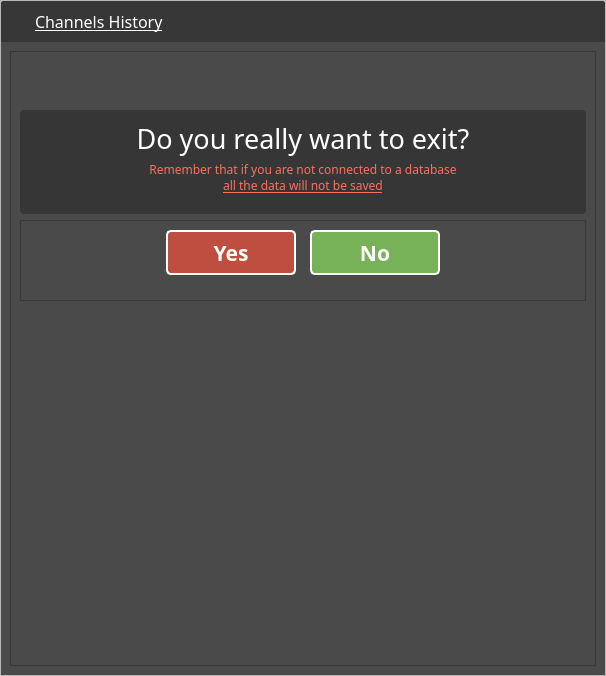
Old version of the form widget/db_history_channel/db_history_channel_ui.ui in the repository T4M1Z/GUI-PyQT5-Youtub3r_Scrap3r.
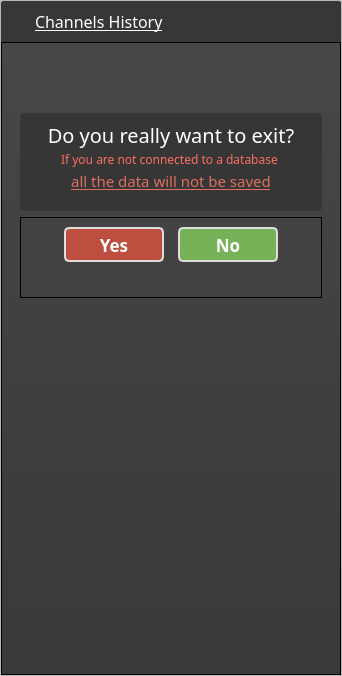
New version of the form. The open tabs and pages were chosen to show the change. Icons and pictures are not drawn.

Commit message: database_interaction_insert_delete

Diff of the .ui file:
```diff
--- a/widget/db_history_channel/db_history_channel_ui.ui
+++ b/widget/db_history_channel/db_history_channel_ui.ui
@@ -6,7 +6,7 @@
    <rect>
     <x>0</x>
     <y>0</y>
-    <width>606</width>
+    <width>342</width>
     <height>676</height>
    </rect>
   </property>
@@ -71,7 +71,7 @@
         <property name="frameShadow">
          <enum>QFrame::Raised</enum>
         </property>
-        <layout class="QHBoxLayout" name="horizontalLayout" stretch="0,1,0,0">
+        <layout class="QHBoxLayout" name="horizontalLayout" stretch="0,1,0,0,0">
          <property name="spacing">
           <number>6</number>
          </property>
@@ -125,13 +125,13 @@
           <widget class="QPushButton" name="refresh_db_btn">
            <property name="minimumSize">
             <size>
-             <width>15</width>
+             <width>24</width>
              <height>15</height>
             </size>
            </property>
            <property name="maximumSize">
             <size>
-             <width>15</width>
+             <width>24</width>
              <height>15</height>
             </size>
            </property>
@@ -272,9 +272,34 @@
          </layout>
         </widget>
         <widget class="QWidget" name="page_2">
+         <property name="styleSheet">
+          <string notr="true">QWidget #page_2{
+background-color: qlineargradient(spread:pad, x1:0.512, y1:1, x2:0.511182, y2:0, stop:0 rgba(57, 57, 57, 255), stop:1 rgba(97, 97, 97, 255));
+}</string>
+         </property>
          <layout class="QHBoxLayout" name="horizontalLayout_2">
+          <property name="spacing">
+           <number>0</number>
+          </property>
+          <property name="leftMargin">
+           <number>0</number>
+          </property>
+          <property name="topMargin">
+           <number>0</number>
+          </property>
+          <property name="rightMargin">
+           <number>0</number>
+          </property>
+          <property name="bottomMargin">
+           <number>0</number>
+          </property>
           <item>
            <widget class="QFrame" name="frame">
+            <property name="styleSheet">
+             <string notr="true">QFrame #frame{
+	background-color: qlineargradient(spread:pad, x1:0.512, y1:1, x2:0.511182, y2:0, stop:0 rgba(57, 57, 57, 255), stop:1 rgba(71, 71, 71, 255));
+}</string>
+            </property>
             <property name="frameShape">
              <enum>QFrame::StyledPanel</enum>
             </property>
@@ -282,6 +307,15 @@
              <enum>QFrame::Raised</enum>
             </property>
             <layout class="QVBoxLayout" name="verticalLayout_3">
+             <property name="leftMargin">
+              <number>18</number>
+             </property>
+             <property name="topMargin">
+              <number>9</number>
+             </property>
+             <property name="rightMargin">
+              <number>18</number>
+             </property>
              <item>
               <spacer name="verticalSpacer_2">
                <property name="orientation">
@@ -306,7 +340,7 @@
                <property name="minimumSize">
                 <size>
                  <width>0</width>
-                 <height>104</height>
+                 <height>98</height>
                 </size>
                </property>
                <property name="font">
@@ -326,18 +360,18 @@
                <property name="frameShadow">
                 <enum>QFrame::Raised</enum>
                </property>
-               <layout class="QVBoxLayout" name="verticalLayout_4" stretch="0,0">
+               <layout class="QVBoxLayout" name="verticalLayout_4" stretch="0,0,0">
                 <property name="spacing">
                  <number>0</number>
                 </property>
                 <property name="leftMargin">
-                 <number>0</number>
+                 <number>14</number>
                 </property>
                 <property name="topMargin">
                  <number>6</number>
                 </property>
                 <property name="rightMargin">
-                 <number>0</number>
+                 <number>14</number>
                 </property>
                 <property name="bottomMargin">
                  <number>15</number>
@@ -353,7 +387,7 @@
                   <property name="font">
                    <font>
                     <family>Segoe UI Semibold</family>
-                    <pointsize>20</pointsize>
+                    <pointsize>15</pointsize>
                    </font>
                   </property>
                   <property name="styleSheet">
@@ -385,7 +419,32 @@
                    <string notr="true">color: rgb(253, 111, 96);</string>
                   </property>
                   <property name="text">
-                   <string>&lt;html&gt;&lt;head/&gt;&lt;body&gt;Remember that if you are not connected to a database &lt;span style=&quot; text-decoration: underline;&quot;&gt;&lt;br&gt;all the data will not be saved&lt;/span&gt;&lt;/body&gt;&lt;/html&gt;</string>
+                   <string>&lt;html&gt;&lt;head/&gt;&lt;body&gt;&lt;p&gt;If you are not connected to a database &lt;/p&gt;&lt;/body&gt;&lt;/html&gt;</string>
+                  </property>
+                  <property name="alignment">
+                   <set>Qt::AlignCenter</set>
+                  </property>
+                 </widget>
+                </item>
+                <item>
+                 <widget class="QLabel" name="label_4">
+                  <property name="sizePolicy">
+                   <sizepolicy hsizetype="Preferred" vsizetype="Maximum">
+                    <horstretch>0</horstretch>
+                    <verstretch>0</verstretch>
+                   </sizepolicy>
+                  </property>
+                  <property name="font">
+                   <font>
+                    <family>Segoe UI Semibold</family>
+                    <pointsize>11</pointsize>
+                   </font>
+                  </property>
+                  <property name="styleSheet">
+                   <string notr="true">color: rgb(223, 111, 96);</string>
+                  </property>
+                  <property name="text">
+                   <string>&lt;html&gt;&lt;head/&gt;&lt;body&gt;&lt;p&gt;&lt;span style=&quot; text-decoration: underline;&quot;&gt;all the data will not be saved&lt;/span&gt;&lt;/p&gt;&lt;/body&gt;&lt;/html&gt;</string>
                   </property>
                   <property name="alignment">
                    <set>Qt::AlignCenter</set>
@@ -397,6 +456,9 @@
              </item>
              <item>
               <widget class="QFrame" name="frame_3">
+               <property name="styleSheet">
+                <string notr="true">background-color: qlineargradient(spread:pad, x1:0, y1:0.0116818, x2:1, y2:1, stop:1 rgba(0, 0, 0, 0));</string>
+               </property>
                <property name="frameShape">
                 <enum>QFrame::StyledPanel</enum>
                </property>
@@ -408,7 +470,7 @@
                  <number>14</number>
                 </property>
                 <property name="bottomMargin">
-                 <number>25</number>
+                 <number>35</number>
                 </property>
                 <item>
                  <spacer name="horizontalSpacer">
@@ -427,20 +489,20 @@
                  <widget class="QPushButton" name="pushButton">
                   <property name="minimumSize">
                    <size>
-                    <width>130</width>
-                    <height>45</height>
+                    <width>100</width>
+                    <height>35</height>
                    </size>
                   </property>
                   <property name="maximumSize">
                    <size>
-                    <width>130</width>
-                    <height>45</height>
+                    <width>16777215</width>
+                    <height>35</height>
                    </size>
                   </property>
                   <property name="font">
                    <font>
                     <family>Segoe UI Semibold</family>
-                    <pointsize>16</pointsize>
+                    <pointsize>13</pointsize>
                     <weight>75</weight>
                     <bold>true</bold>
                    </font>
@@ -453,7 +515,7 @@
 background-color: rgb(190, 79, 64);
 color: #ffffff;
 border-radius: 5px;
-border: 2px solid white;
+border: 2px solid rgb(221, 221, 221);
 }
 
 QPushButton::hover{
@@ -475,20 +537,20 @@
                  <widget class="QPushButton" name="pushButton_2">
                   <property name="minimumSize">
                    <size>
-                    <width>130</width>
-                    <height>45</height>
+                    <width>100</width>
+                    <height>35</height>
                    </size>
                   </property>
                   <property name="maximumSize">
                    <size>
-                    <width>130</width>
-                    <height>45</height>
+                    <width>16777215</width>
+                    <height>35</height>
                    </size>
                   </property>
                   <property name="font">
                    <font>
                     <family>Segoe UI Semibold</family>
-                    <pointsize>16</pointsize>
+                    <pointsize>13</pointsize>
                     <weight>75</weight>
                     <bold>true</bold>
                    </font>
@@ -501,7 +563,7 @@
 	background-color: rgb(119, 177, 88);
 color: #ffffff;
 border-radius: 5px;
-border: 2px solid white;
+border: 2px solid rgb(221, 221, 221);
 }
 
 QPushButton::hover{
@@ -537,12 +599,18 @@
               <widget class="QLabel" name="label_3">
                <property name="minimumSize">
                 <size>
-                 <width>0</width>
+                 <width>100</width>
                  <height>300</height>
                 </size>
                </property>
+               <property name="font">
+                <font>
+                 <pointsize>9</pointsize>
+                </font>
+               </property>
                <property name="styleSheet">
-                <string notr="true">image: url(:/database/icons/db/db_s_exit.svg);</string>
+                <string notr="true">image: url(:/database/icons/db/db_s_exit.svg);
+background-color: qlineargradient(spread:pad, x1:0, y1:0.0116818, x2:1, y2:1, stop:1 rgba(0, 0, 0, 0));</string>
                </property>
                <property name="text">
                 <string/>
```
Left out of the diff: 52 changed lines with no effect on the pictures. The commit also changes 63 other files.
